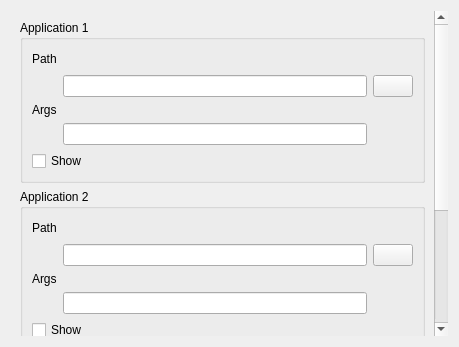
Above: IDE/GUI/dialogs/interfacecfg/interfacecfg_externalapps.ui from AbyssAbbeba/MDS-picoblaze-AVR-ide before the change. Below: the same form after it.
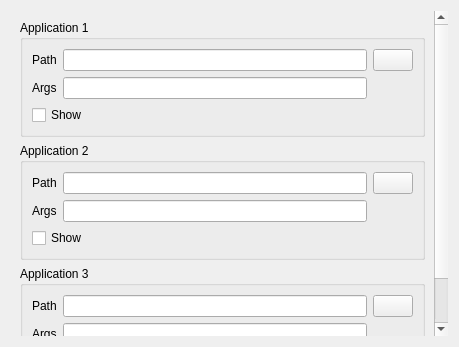
That is the form after the change. Icons and pictures are not drawn.

```diff
--- a/IDE/GUI/dialogs/interfacecfg/interfacecfg_externalapps.ui
+++ b/IDE/GUI/dialogs/interfacecfg/interfacecfg_externalapps.ui
@@ -26,9 +26,9 @@
       <property name="geometry">
        <rect>
         <x>0</x>
-        <y>-220</y>
+        <y>-73</y>
         <width>425</width>
-        <height>549</height>
+        <height>402</height>
        </rect>
       </property>
       <layout class="QVBoxLayout" name="verticalLayout_2">
@@ -38,9 +38,6 @@
           <string>Application 1</string>
          </property>
          <layout class="QGridLayout" name="gridLayout">
-          <item row="3" column="1">
-           <widget class="QLineEdit" name="leArgs1"/>
-          </item>
           <item row="2" column="0">
            <widget class="QLabel" name="label">
             <property name="text">
@@ -55,30 +52,20 @@
             </property>
            </widget>
           </item>
-          <item row="6" column="0" colspan="2">
+          <item row="7" column="0" colspan="2">
            <widget class="QCheckBox" name="chckToolBar1">
             <property name="text">
              <string>Show</string>
             </property>
            </widget>
           </item>
-          <item row="1" column="1">
-           <widget class="QLineEdit" name="lePath1"/>
-          </item>
           <item row="0" column="1">
-           <spacer name="horizontalSpacer">
-            <property name="orientation">
-             <enum>Qt::Horizontal</enum>
-            </property>
-            <property name="sizeHint" stdset="0">
-             <size>
-              <width>40</width>
-              <height>20</height>
-             </size>
-            </property>
-           </spacer>
+           <widget class="QLineEdit" name="lePath1"/>
           </item>
-          <item row="1" column="2">
+          <item row="2" column="1">
+           <widget class="QLineEdit" name="leArgs1"/>
+          </item>
+          <item row="0" column="2">
            <widget class="QPushButton" name="btnFind1">
             <property name="text">
              <string/>
@@ -105,25 +92,6 @@
             </property>
            </widget>
           </item>
-          <item row="4" column="1">
-           <widget class="QLineEdit" name="leArgs2"/>
-          </item>
-          <item row="1" column="1">
-           <spacer name="horizontalSpacer_2">
-            <property name="orientation">
-             <enum>Qt::Horizontal</enum>
-            </property>
-            <property name="sizeHint" stdset="0">
-             <size>
-              <width>40</width>
-              <height>20</height>
-             </size>
-            </property>
-           </spacer>
-          </item>
-          <item row="2" column="1">
-           <widget class="QLineEdit" name="lePath2"/>
-          </item>
           <item row="1" column="0">
            <widget class="QLabel" name="label_3">
             <property name="text">
@@ -138,7 +106,13 @@
             </property>
            </widget>
           </item>
-          <item row="2" column="2">
+          <item row="1" column="1">
+           <widget class="QLineEdit" name="lePath2"/>
+          </item>
+          <item row="3" column="1">
+           <widget class="QLineEdit" name="leArgs2"/>
+          </item>
+          <item row="1" column="2">
            <widget class="QPushButton" name="btnFind2">
             <property name="text">
              <string/>
@@ -165,36 +139,6 @@
             </property>
            </widget>
           </item>
-          <item row="4" column="1">
-           <widget class="QLineEdit" name="leArgs3"/>
-          </item>
-          <item row="2" column="2">
-           <widget class="QPushButton" name="btnFind3">
-            <property name="text">
-             <string/>
-            </property>
-            <property name="icon">
-             <iconset resource="../../icons.qrc">
-              <normaloff>:/resources/icons/projOpen.png</normaloff>:/resources/icons/projOpen.png</iconset>
-            </property>
-           </widget>
-          </item>
-          <item row="2" column="1">
-           <widget class="QLineEdit" name="lePath3"/>
-          </item>
-          <item row="1" column="1">
-           <spacer name="horizontalSpacer_3">
-            <property name="orientation">
-             <enum>Qt::Horizontal</enum>
-            </property>
-            <property name="sizeHint" stdset="0">
-             <size>
-              <width>40</width>
-              <height>20</height>
-             </size>
-            </property>
-           </spacer>
-          </item>
           <item row="6" column="0" colspan="2">
            <widget class="QCheckBox" name="chckToolBar3">
             <property name="text">
@@ -209,6 +153,23 @@
             </property>
            </widget>
           </item>
+          <item row="1" column="1">
+           <widget class="QLineEdit" name="lePath3"/>
+          </item>
+          <item row="3" column="1">
+           <widget class="QLineEdit" name="leArgs3"/>
+          </item>
+          <item row="1" column="2">
+           <widget class="QPushButton" name="btnFind3">
+            <property name="text">
+             <string/>
+            </property>
+            <property name="icon">
+             <iconset resource="../../icons.qrc">
+              <normaloff>:/resources/icons/projOpen.png</normaloff>:/resources/icons/projOpen.png</iconset>
+            </property>
+           </widget>
+          </item>
          </layout>
         </widget>
        </item>
```
